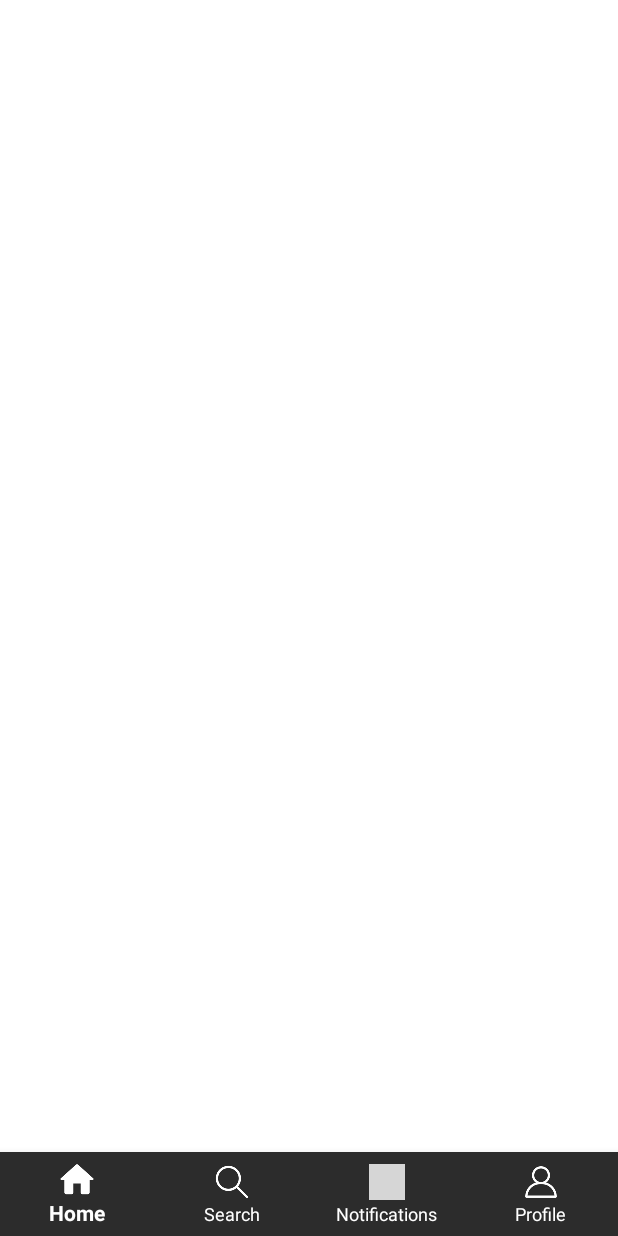
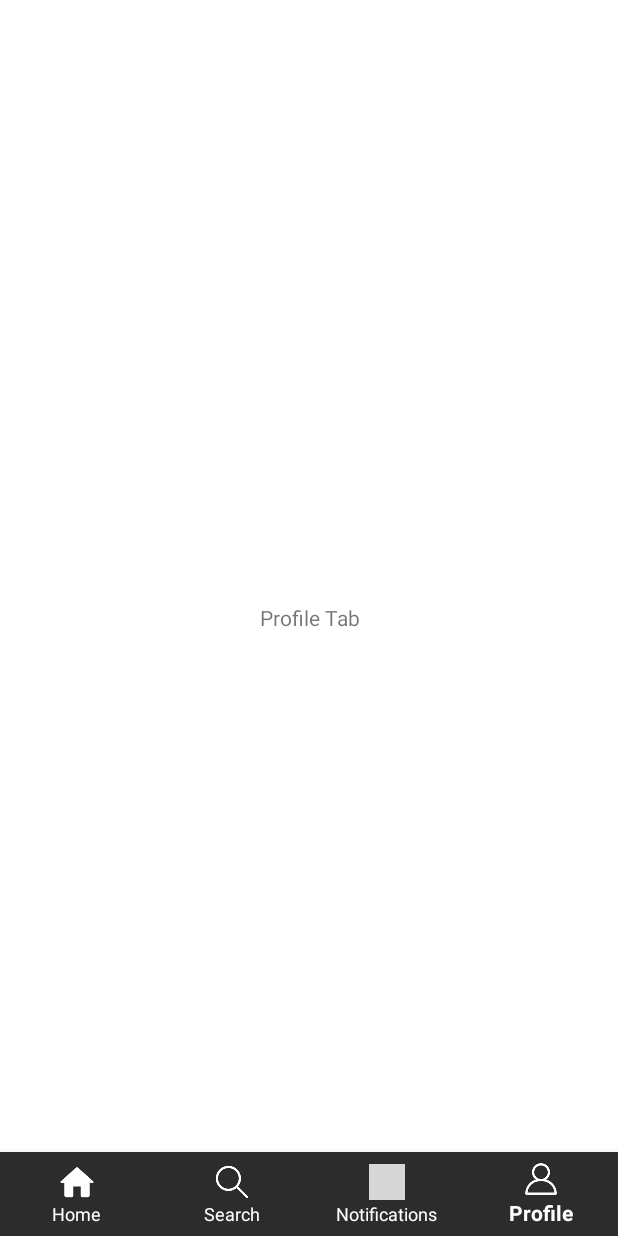
Before and after one commit to rizz175/background_service, an Android app: the screen it shows after launch (MainActivity), on a phone screen of 412 x 824 dp. Run offline under Robolectric (Android 15) with nearby library versions, the phone set to English and light mode, and no system bars; grey boxes are pictures that could not be loaded.

Commit message:
set the Profile tab as the default tab to be opened.

```diff
--- a/app/src/main/java/com/example/service_app/MainActivity.kt
+++ b/app/src/main/java/com/example/service_app/MainActivity.kt
@@ -15,7 +15,15 @@ class MainActivity : AppCompatActivity() {
         super.onCreate(savedInstanceState)
         setContentView(R.layout.activity_main)
         bottomNavigationView = findViewById(R.id.bottomNav)
-        bottomNavigationView.selectedItemId = R.id.nav_home
+        bottomNavigationView.selectedItemId = R.id.nav_profile
+        // Check if fragments are being loaded correctly
+        if (savedInstanceState == null) {
+            // Load the ProfileFragment by default when the app starts
+            val profileFragment = ProfileFragment()
+            supportFragmentManager.beginTransaction()
+                .replace(R.id.container, profileFragment)
+                .commit()
+        }
 
         // Set the listener for tab selections
         bottomNavigationView.setOnItemSelectedListener { item ->
```
